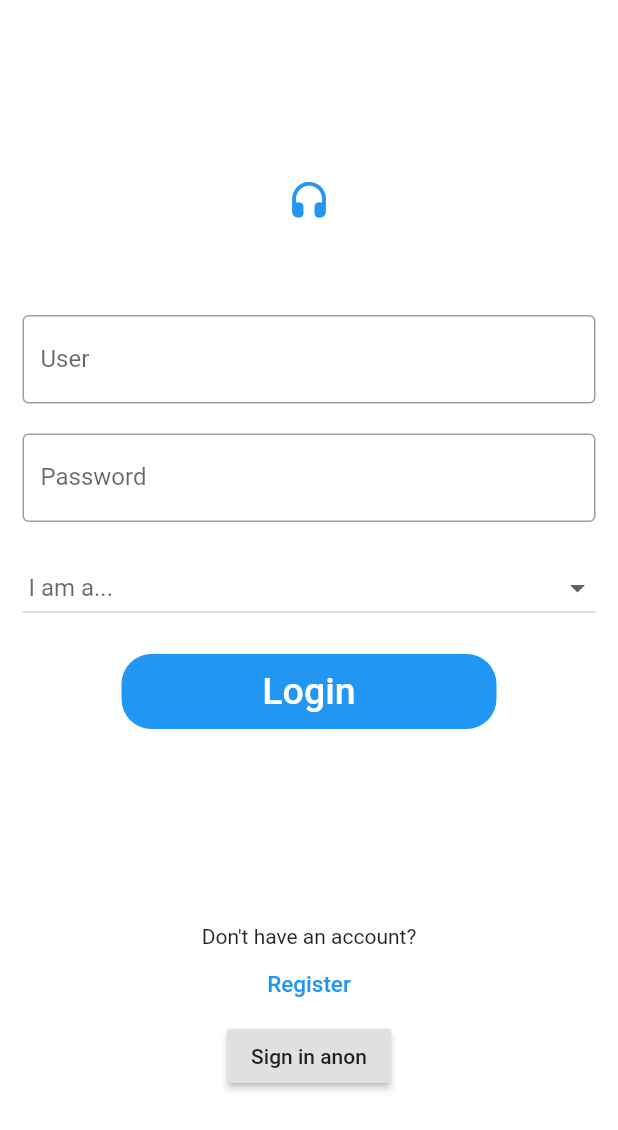
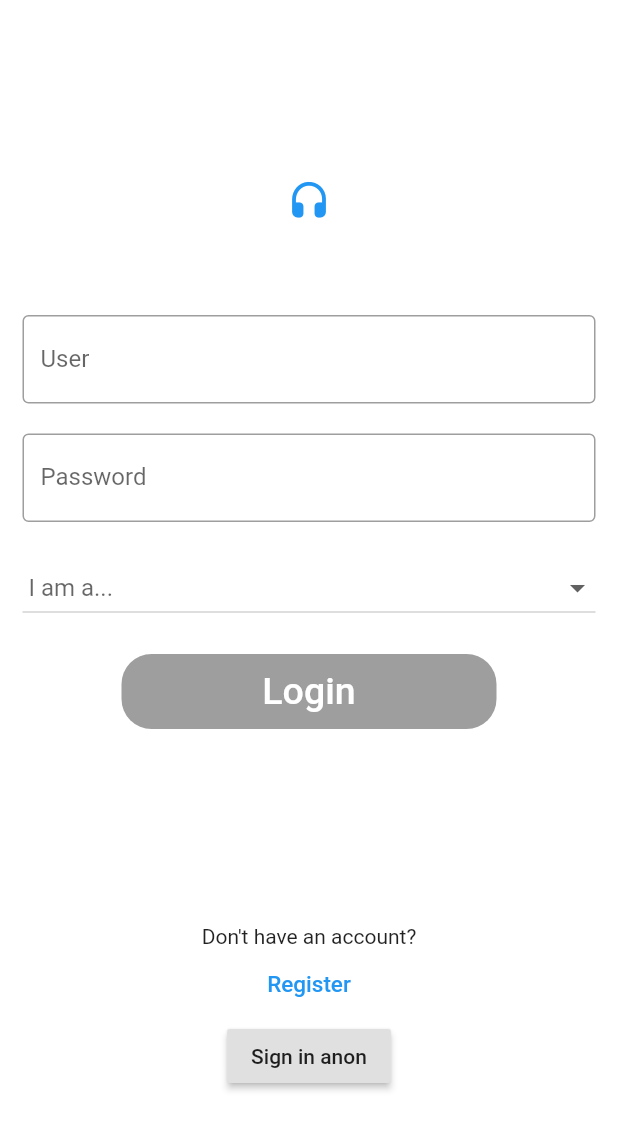
Before and after one commit to danielskjo/Hermes, a Flutter app: the screen it shows after launch, on a phone screen of 412 x 824 dp. Shown: the top 1130 px of the screen. Run offline on Flutter 3.47's test engine with Material 2 defaults, Android fonts, the phone set to English and light mode, and no system bars; our stand-ins replace firebase_auth, firebase_core; accounts and stored records are empty.

Commit message:
Added user selection validation with color prompts

```diff
--- a/lib/screens/onboarding/login.dart
+++ b/lib/screens/onboarding/login.dart
@@ -14,6 +14,8 @@ class Login extends StatefulWidget {
 
 class LoginState extends State<Login> {
   final AuthService _auth = AuthService();
+  final _formKey = GlobalKey<FormState>();
+  bool _enableButton = false;
 
   List<String> occupation = ["Student", "Donor"];
   String selectedLocation;
@@ -70,6 +72,7 @@ class LoginState extends State<Login> {
             SizedBox(height: 20),
 
             //Drop Down menu
+
             Padding(
               padding: const EdgeInsets.only(left: 15, right: 15),
               child: DropdownButton(
@@ -81,6 +84,7 @@ class LoginState extends State<Login> {
                 onChanged: (newValue) {
                   setState(() {
                     selectedLocation = newValue;
+                    _enableButton = true;
                   });
                 },
                 items: occupation.map((occupation) {
@@ -96,20 +100,11 @@ class LoginState extends State<Login> {
               height: 50,
               width: 250,
               decoration: BoxDecoration(
-                color: Colors.blue,
+                color: _enableButton ? Colors.blue : Colors.grey,
                 borderRadius: BorderRadius.circular(20),
               ),
               child: FlatButton(
-                onPressed: () {
-                  if (selectedLocation == 'Student') {
-                    Navigator.of(context).pushNamed(StudentTabs.routeName);
-                  } else if (selectedLocation == 'Donor') {
-                    Navigator.of(context).pushNamed(DonorTabs.routeName);
-                    // print('Donor selected');
-                  } else {
-                    // Error message displayed
-                  }
-                },
+                onPressed: _enableButton ? ()=> routeLogin() : null,
                 child: Text(
                   "Login",
                   style: TextStyle(color: Colors.white, fontSize: 25),
@@ -171,4 +166,15 @@ class LoginState extends State<Login> {
       ),
     );
   }
+
+  void routeLogin() {
+      if (selectedLocation == 'Student') {
+        Navigator.of(context).pushNamed(StudentTabs.routeName);
+      } else if (selectedLocation == 'Donor') {
+        Navigator.of(context).pushNamed(DonorTabs.routeName);
+        // print('Donor selected');
+      } else {
+        // Error message displayed
+      }
+    }
 }
```
